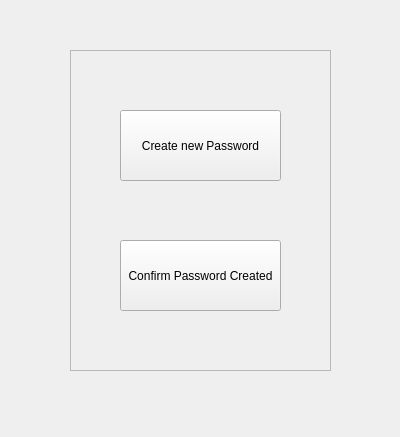
First picture: the form in Python/UI forms/mainWindow.ui, repository ajs5433/CSEC-Final-Project-, before the edit.
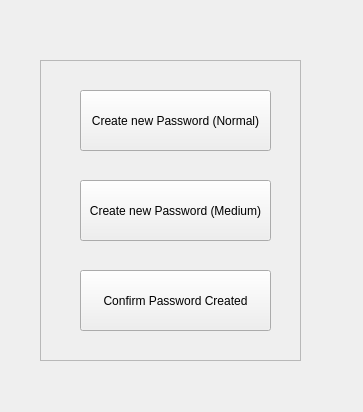
Second picture: the form after the edit.

```diff
--- a/Python/UI forms/mainWindow.ui
+++ b/Python/UI forms/mainWindow.ui
@@ -2,24 +2,36 @@
 <ui version="4.0">
  <class>MainWindow</class>
  <widget class="QWidget" name="MainWindow">
+  <property name="windowModality">
+   <enum>Qt::NonModal</enum>
+  </property>
+  <property name="enabled">
+   <bool>true</bool>
+  </property>
   <property name="geometry">
    <rect>
     <x>0</x>
     <y>0</y>
-    <width>400</width>
-    <height>437</height>
+    <width>363</width>
+    <height>412</height>
    </rect>
   </property>
+  <property name="sizePolicy">
+   <sizepolicy hsizetype="Fixed" vsizetype="Fixed">
+    <horstretch>0</horstretch>
+    <verstretch>0</verstretch>
+   </sizepolicy>
+  </property>
   <property name="windowTitle">
    <string>MainWindow</string>
   </property>
   <widget class="QFrame" name="frame">
    <property name="geometry">
     <rect>
-     <x>70</x>
-     <y>50</y>
+     <x>40</x>
+     <y>60</y>
      <width>261</width>
-     <height>321</height>
+     <height>301</height>
     </rect>
    </property>
    <property name="frameShape">
@@ -31,29 +43,45 @@
    <widget class="QPushButton" name="createNewPassword_btn">
     <property name="geometry">
      <rect>
-      <x>50</x>
-      <y>60</y>
-      <width>161</width>
-      <height>71</height>
+      <x>40</x>
+      <y>30</y>
+      <width>191</width>
+      <height>61</height>
      </rect>
     </property>
     <property name="text">
-     <string>Create new Password</string>
+     <string>Create new Password (Normal)</string>
     </property>
    </widget>
    <widget class="QPushButton" name="confirmPasswordCreated_btn">
     <property name="geometry">
      <rect>
-      <x>50</x>
-      <y>190</y>
-      <width>161</width>
-      <height>71</height>
+      <x>40</x>
+      <y>210</y>
+      <width>191</width>
+      <height>61</height>
      </rect>
     </property>
     <property name="text">
      <string>Confirm Password Created</string>
     </property>
    </widget>
+   <widget class="QPushButton" name="createNewPassword_btn_2">
+    <property name="geometry">
+     <rect>
+      <x>40</x>
+      <y>120</y>
+      <width>191</width>
+      <height>61</height>
+     </rect>
+    </property>
+    <property name="toolTip">
+     <string>&lt;html&gt;&lt;head/&gt;&lt;body&gt;&lt;p&gt;For stronger passwords, but more difficult to remember&lt;/p&gt;&lt;/body&gt;&lt;/html&gt;</string>
+    </property>
+    <property name="text">
+     <string>Create new Password (Medium)</string>
+    </property>
+   </widget>
   </widget>
  </widget>
  <resources/>
```
Left out of the diff: 6 changed lines with no effect on the pictures.
